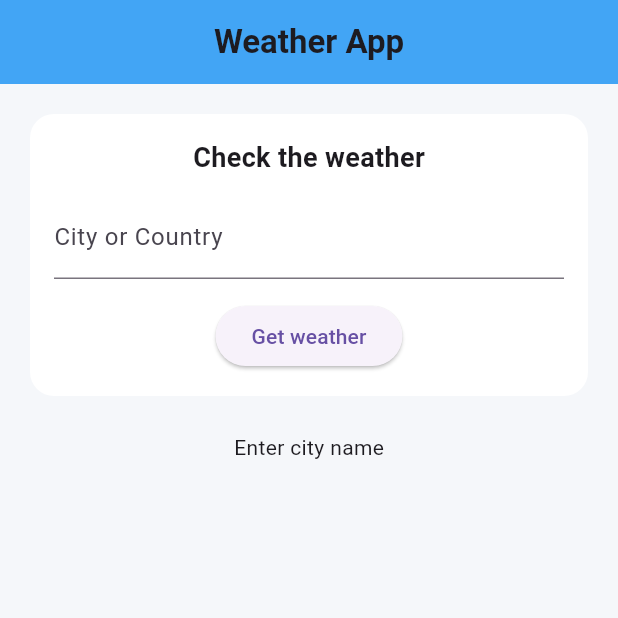
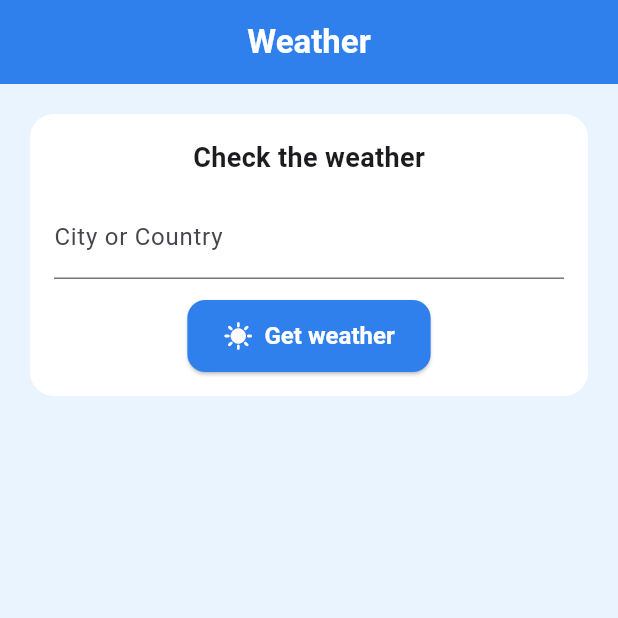
Before and after one commit to SargisKhachikyan/weather_project, a Flutter app: the screen it shows after launch, on a phone screen of 412 x 824 dp, the top half of it. Run offline on Flutter 3.47's test engine with Material 3 defaults, Android fonts, the phone set to English and light mode, and no system bars; our stand-ins replace flutter_bloc, get_it, weather_icons.

Commit message:
changed whole UI

```diff
--- a/lib/home_page/home_page.dart
+++ b/lib/home_page/home_page.dart
@@ -1,10 +1,12 @@
 import 'package:flutter/material.dart';
 import 'package:flutter_bloc/flutter_bloc.dart';
+import 'package:weather_project/home_page/presentation/widgets/get_current_weather_icon.dart';
+import 'package:weather_project/home_page/presentation/widgets/home_page_main_widgets_data.dart';
 import 'package:weather_project/home_page/presentation/widgets/weather_get_button.dart';
-import 'package:weather_project/home_page/presentation/widgets/weather_results.dart';
 import 'package:weather_project/home_page/presentation/widgets/weather_text_field.dart';
 import 'package:weather_project/home_page/state/weather_bloc.dart';
 import 'package:weather_project/home_page/state/weather_events.dart';
+import 'package:weather_project/home_page/state/weather_state.dart';
 import 'package:weather_project/repository/weather_repository.dart';
 import 'package:weather_project/service/country_flag_api.dart/country_flag_api.dart';
 import 'package:weather_project/service/weather_api/weather_api.dart';
@@ -33,13 +35,16 @@ class _MyHomePageState extends State<MyHomePage> {
       child: Builder(
         builder: (context) {
           return Scaffold(
-            backgroundColor: const Color(0xFFF5F7FA),
+            backgroundColor: const Color(0xFFEAF4FF),
             appBar: AppBar(
-              backgroundColor: Colors.blue.shade400,
+              backgroundColor: const Color(0xFF2F80ED),
               title: Center(
                 child: const Text(
-                  'Weather App',
-                  style: TextStyle(fontWeight: FontWeight.w600),
+                  'Weather',
+                  style: TextStyle(
+                    color: Colors.white,
+                    fontWeight: FontWeight.w600,
+                  ),
                 ),
               ),
             ),
@@ -82,7 +87,38 @@ class _MyHomePageState extends State<MyHomePage> {
                     ),
                   ),
                   const SizedBox(height: 24),
-                  const WeatherResult(),
+                  BlocBuilder<WeatherBloc, WeatherState>(
+                    builder: (context, state) {
+                      if (state.status == WeatherStatusEnum.loading) {
+                        return const Center(child: CircularProgressIndicator());
+                      }
+
+                      if (state.status == WeatherStatusEnum.error) {
+                        return Text(
+                          'Sorry, something went wrong :(',
+                          style: TextStyle(
+                            color: Colors.red.shade400,
+                            fontSize: 18,
+                            fontWeight: FontWeight.w600,
+                          ),
+                        );
+                      }
+
+                      if (state.data != null) {
+                        final weather = state.data!.weather;
+                        final flag = state.data!.countryFlag.flagUrl;
+                        final temperature = weather.temperature.toDouble();
+
+                        return HomePageMainWidgetsData(
+                          flag: flag,
+                          weather: weather,
+                          temperature: temperature,
+                        );
+                      }
+
+                      return const SizedBox();
+                    },
+                  ),
                 ],
               ),
             ),
--- a/lib/home_page/presentation/widgets/weather_get_button.dart
+++ b/lib/home_page/presentation/widgets/weather_get_button.dart
@@ -10,9 +10,22 @@ class WeatherGetButton extends StatelessWidget {
 
   @override
   Widget build(BuildContext context) {
-    return ElevatedButton(
+    return ElevatedButton.icon(
       onPressed: onPressed,
-      child: const Text('Get weather'),
+      icon: const Icon(Icons.sunny, size: 20),
+      label: const Text('Get weather'),
+      style: ElevatedButton.styleFrom(
+        backgroundColor: const Color(0xFF2F80ED),
+        foregroundColor: Colors.white,
+        padding: const EdgeInsets.symmetric(horizontal: 24, vertical: 14),
+        shape: RoundedRectangleBorder(
+          borderRadius: BorderRadius.circular(12),
+        ),
+        textStyle: const TextStyle(
+          fontSize: 16,
+          fontWeight: FontWeight.w600,
+        ),
+      ),
     );
   }
 }
--- a/lib/home_page/presentation/widgets/weather_results.dart
+++ b/lib/home_page/presentation/widgets/weather_results.dart
@@ -51,8 +51,8 @@ class WeatherResult extends StatelessWidget {
               style: const TextStyle(color: Colors.red),
             );
 
-          case WeatherStatusEnum.initial:
-            return const Text('Enter city name');
+          default:
+            return const SizedBox();
         }
       },
     );
--- a/lib/models/all_models.dart
+++ b/lib/models/all_models.dart
@@ -12,4 +12,5 @@ class AllModels {
     required this.countryCode,
     required this.countryFlag,
   });
+
 }
--- a/lib/service/weather_api/weather_api.dart
+++ b/lib/service/weather_api/weather_api.dart
@@ -4,7 +4,7 @@ import 'package:weather_project/models/weather_model.dart';
 
 class WeatherApi {
   static const String _baseUrl = 'https://api.weatherstack.com/current';
-  static const String _apiKey = '65225a4a78a5b9e74022669c40ef2a88';
+  static const String _apiKey = '8b8a7f375f2628a0033c843abc6be932';
 
   Future<WeatherModel> getWeather(String city) async {
     final response =
--- a/pubspec.yaml
+++ b/pubspec.yaml
@@ -39,6 +39,7 @@ dependencies:
   equatable: ^2.1.0
   http: ^1.6.0
   get_it: ^9.2.1
+  weather_icons: ^3.0.0
 
 dev_dependencies:
   flutter_test:
```
Also changed, not shown: lib/home_page/presentation/widgets/big_weather_icon.dart (added, +30 -0 lines), lib/home_page/presentation/widgets/get_current_weather_icon.dart (added, +47 -0 lines), lib/home_page/presentation/widgets/home_page_main_widgets_data.dart (added, +107 -0 lines), lib/home_page/presentation/widgets/weather_small_widget.dart (added, +56 -0 lines), lib/home_page/presentation/widgets/weather_widget_center.dart (added, +30 -0 lines), pubspec.lock.
